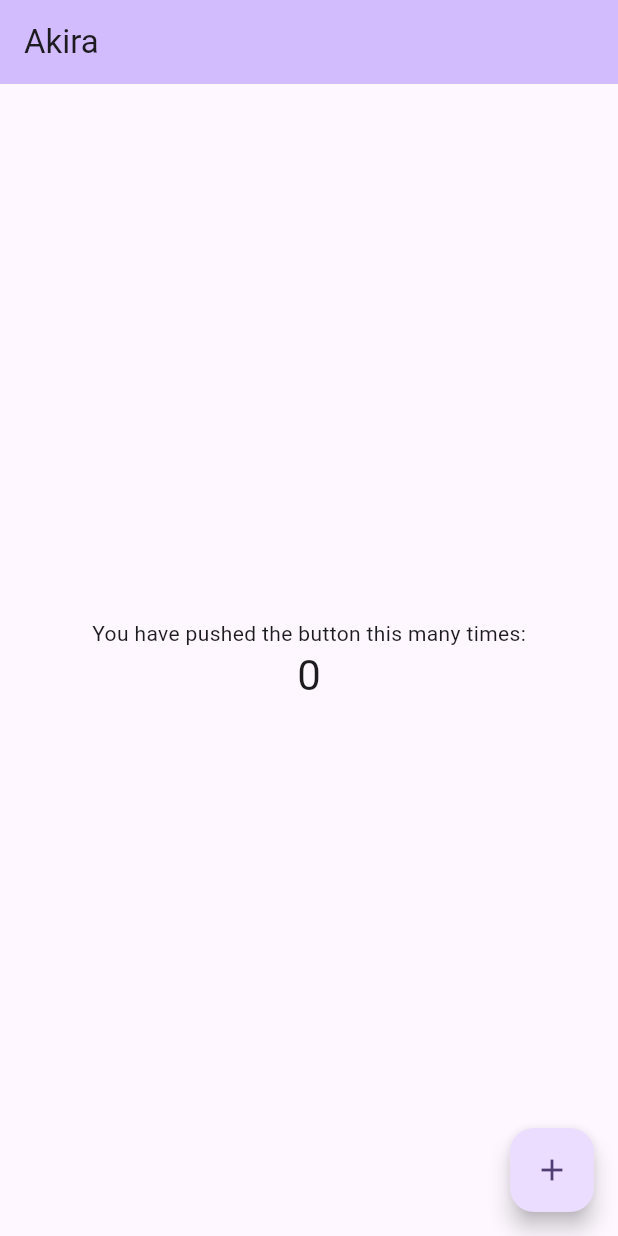
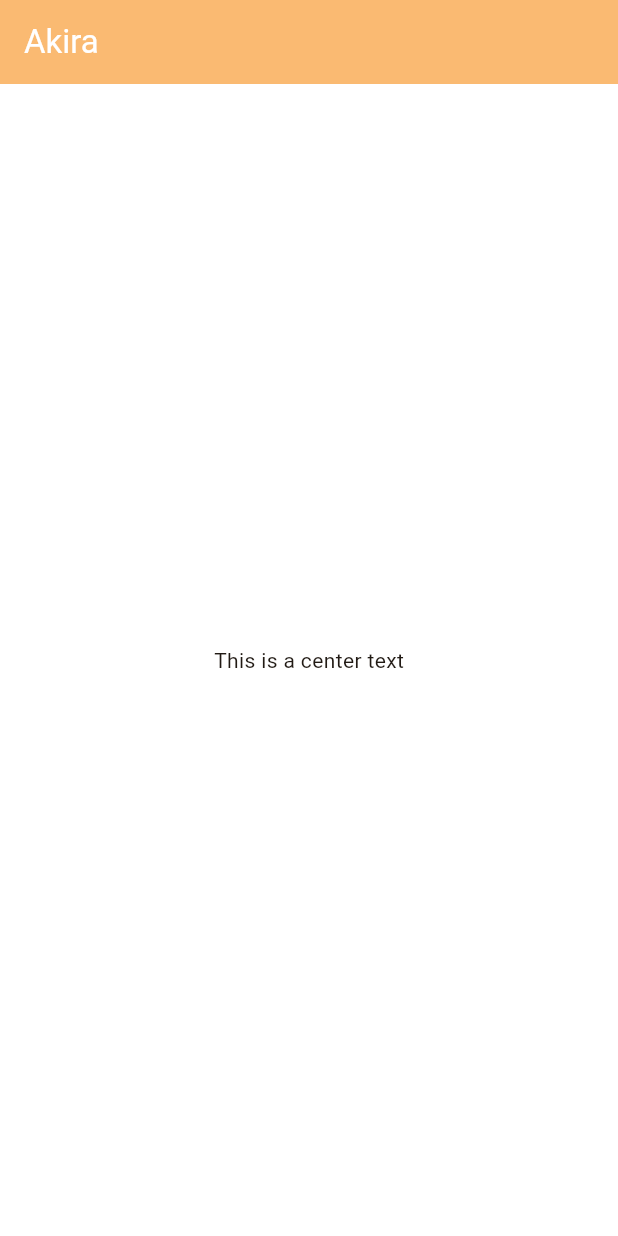
Before and after one commit to TorqueReborn/Akira_Flutter, a Flutter app: the screen it shows after launch, on a phone screen of 412 x 824 dp. Run offline on Flutter 3.47's test engine with Material 3 defaults, Android fonts, the phone set to English and light mode, and no system bars.

Commit message:
Use custom theming file

```diff
--- a/lib/main.dart
+++ b/lib/main.dart
@@ -1,3 +1,4 @@
+import 'theme.dart';
 import 'package:flutter/material.dart';
 
 void main() {
@@ -11,9 +12,8 @@ class MyApp extends StatelessWidget {
   Widget build(BuildContext context) {
     return MaterialApp(
       title: 'Akira',
-      theme: ThemeData(
-        colorScheme: ColorScheme.fromSeed(seedColor: Colors.deepPurple),
-      ),
+      theme: lightTheme,
+      darkTheme: darkTheme,
       home: const MyHomePage(title: 'Akira'),
     );
   }
@@ -29,13 +29,6 @@ class MyHomePage extends StatefulWidget {
 }
 
 class _MyHomePageState extends State<MyHomePage> {
-  int _counter = 0;
-
-  void _incrementCounter() {
-    setState(() {
-      _counter++;
-    });
-  }
 
   @override
   Widget build(BuildContext context) {
@@ -45,21 +38,7 @@ class _MyHomePageState extends State<MyHomePage> {
         title: Text(widget.title),
       ),
       body: Center(
-        child: Column(
-          mainAxisAlignment: MainAxisAlignment.center,
-          children: <Widget>[
-            const Text('You have pushed the button this many times:'),
-            Text(
-              '$_counter',
-              style: Theme.of(context).textTheme.headlineMedium,
-            ),
-          ],
-        ),
-      ),
-      floatingActionButton: FloatingActionButton(
-        onPressed: _incrementCounter,
-        tooltip: 'Increment',
-        child: const Icon(Icons.add),
+        child: Text("This is a center text"),
       ),
     );
   }
--- /dev/null
+++ b/lib/theme.dart
@@ -0,0 +1,33 @@
+import 'package:flutter/material.dart';
+
+const Color appSeedColor = Colors.orangeAccent;
+
+final ThemeData lightTheme = ThemeData(
+  colorScheme: ColorScheme.fromSeed(
+    seedColor: appSeedColor,
+    brightness: Brightness.light,
+    secondary: Colors.grey[600],
+    surface: Colors.white,
+  ),
+  scaffoldBackgroundColor: Colors.white,
+  appBarTheme: const AppBarTheme(
+    backgroundColor: appSeedColor,
+    foregroundColor: Colors.white,
+  ),
+  brightness: Brightness.light,
+);
+
+final ThemeData darkTheme = ThemeData(
+  colorScheme: ColorScheme.fromSeed(
+    seedColor: appSeedColor,
+    brightness: Brightness.dark,
+    secondary: Colors.grey[600],
+    surface: Colors.black,
+  ),
+  scaffoldBackgroundColor: Colors.black,
+  appBarTheme: const AppBarTheme(
+    backgroundColor: appSeedColor,
+    foregroundColor: Colors.black,
+  ),
+  brightness: Brightness.dark,
+);
```
